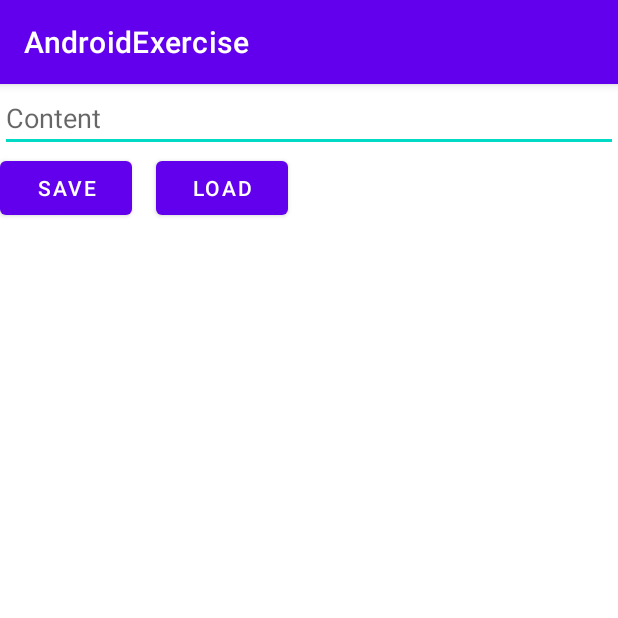
After one commit to cody-kalvin/AndroidExercise, an Android app: the fragment IoFileFragment shown on its own in the app's theme, on a phone screen of 412 x 824 dp, the top half of it. The commit adds this screen. Run offline under Robolectric (Android 15) with nearby library versions, the phone set to English and light mode, and no system bars; our stand-ins replace data binding.

Commit message:
load file from internal storage

```diff
--- /dev/null
+++ b/app/src/main/java/com/cody/androidexercise/ui/iofile/IoFileFragment.kt
@@ -0,0 +1,82 @@
+package com.cody.androidexercise.ui.iofile
+
+import android.os.Bundle
+import androidx.fragment.app.Fragment
+import android.view.*
+import android.widget.Toast
+import androidx.lifecycle.ViewModelProvider
+import com.cody.androidexercise.databinding.FragmentIoFileBinding
+
+class IoFileFragment : Fragment() {
+    private lateinit var binding: FragmentIoFileBinding
+
+    private lateinit var viewModel: IoFileViewModel
+
+    override fun onCreateView(
+        inflater: LayoutInflater, container: ViewGroup?,
+        savedInstanceState: Bundle?
+    ): View {
+        binding = FragmentIoFileBinding.inflate(inflater, container, false)
+        binding.lifecycleOwner = this
+
+        viewModel = ViewModelProvider(requireActivity()).get(IoFileViewModel::class.java)
+        binding.viewModel = viewModel
+
+        viewModel.writeResult.observe(viewLifecycleOwner) {
+            setupWriteResult(it)
+        }
+
+        viewModel.loadResult.observe(viewLifecycleOwner) {
+            setupLoadResult(it)
+        }
+
+        binding.actionSave.setOnClickListener {
+            viewModel.saveFile(requireContext())
+        }
+
+        binding.actionLoad.setOnClickListener {
+            viewModel.loadFile(requireContext())
+        }
+
+        return binding.root
+    }
+
+    private fun setupWriteResult(result: IoFileWriteResult) {
+        when (result) {
+            IoFileWriteResult.Initial -> binding.barLoading.visibility = View.GONE
+
+            IoFileWriteResult.Ongoing -> binding.barLoading.visibility = View.VISIBLE
+
+            IoFileWriteResult.Success -> {
+                binding.barLoading.visibility = View.GONE
+                binding.inputContent.setText("")
+                Toast.makeText(requireContext(), "Saved", Toast.LENGTH_SHORT).show()
+            }
+
+            is IoFileWriteResult.Failure -> {
+                binding.barLoading.visibility = View.GONE
+                binding.inputContent.setText("")
+                Toast.makeText(requireContext(), result.error, Toast.LENGTH_SHORT).show()
+            }
+        }
+    }
+
+    private fun setupLoadResult(result: IoFileLoadResult) {
+        when (result) {
+            IoFileLoadResult.Initial -> binding.barLoading.visibility = View.GONE
+
+            IoFileLoadResult.Ongoing -> binding.barLoading.visibility = View.VISIBLE
+
+            is IoFileLoadResult.Success -> {
+                viewModel.content.value = result.content
+                binding.barLoading.visibility = View.GONE
+                Toast.makeText(requireContext(), "Loaded", Toast.LENGTH_SHORT).show()
+            }
+
+            is IoFileLoadResult.Failure -> {
+                binding.barLoading.visibility = View.GONE
+                Toast.makeText(requireContext(), result.error, Toast.LENGTH_SHORT).show()
+            }
+        }
+    }
+}
--- /dev/null
+++ b/app/src/main/res/layout/fragment_io_file.xml
@@ -0,0 +1,58 @@
+<?xml version="1.0" encoding="utf-8"?>
+<layout xmlns:android="http://schemas.android.com/apk/res/android"
+    xmlns:app="http://schemas.android.com/apk/res-auto"
+    xmlns:tools="http://schemas.android.com/tools"
+    tools:context=".ui.iofile.IoFileFragment">
+
+    <data>
+
+        <variable
+            name="viewModel"
+            type="com.cody.androidexercise.ui.iofile.IoFileViewModel" />
+    </data>
+
+    <androidx.constraintlayout.widget.ConstraintLayout
+        android:layout_width="match_parent"
+        android:layout_height="match_parent">
+
+        <EditText
+            android:id="@+id/input_content"
+            android:layout_width="match_parent"
+            android:layout_height="wrap_content"
+            android:autofillHints="@string/hint_content"
+            android:hint="@string/hint_content"
+            android:imeOptions="actionDone"
+            android:inputType="text"
+            android:text="@={viewModel.content}"
+            app:layout_constraintStart_toStartOf="parent"
+            app:layout_constraintTop_toTopOf="parent" />
+
+        <Button
+            android:id="@+id/action_save"
+            android:layout_width="wrap_content"
+            android:layout_height="wrap_content"
+            android:text="@string/action_save"
+            app:layout_constraintStart_toStartOf="parent"
+            app:layout_constraintTop_toBottomOf="@+id/input_content" />
+
+        <Button
+            android:id="@+id/action_load"
+            android:layout_width="wrap_content"
+            android:layout_height="wrap_content"
+            android:layout_marginStart="@dimen/activity_horizontal_margin"
+            android:layout_marginLeft="@dimen/activity_horizontal_margin"
+            android:text="@string/action_load"
+            app:layout_constraintStart_toEndOf="@+id/action_save"
+            app:layout_constraintTop_toBottomOf="@+id/input_content" />
+
+        <ProgressBar
+            android:id="@+id/bar_loading"
+            android:layout_width="wrap_content"
+            android:layout_height="wrap_content"
+            app:layout_constraintBottom_toBottomOf="parent"
+            app:layout_constraintEnd_toEndOf="parent"
+            app:layout_constraintStart_toStartOf="parent"
+            app:layout_constraintTop_toTopOf="parent" />
+
+    </androidx.constraintlayout.widget.ConstraintLayout>
+</layout>
--- a/app/src/main/res/menu/activity_main_drawer.xml
+++ b/app/src/main/res/menu/activity_main_drawer.xml
@@ -10,5 +10,8 @@
         <item
             android:id="@+id/nav_facebook_login"
             android:title="@string/menu_fb_login" />
+        <item
+            android:id="@+id/nav_io_file"
+            android:title="@string/menu_io_file" />
     </group>
 </menu>
--- a/app/src/main/res/navigation/mobile_navigation.xml
+++ b/app/src/main/res/navigation/mobile_navigation.xml
@@ -14,4 +14,9 @@
         android:name="com.cody.androidexercise.ui.facebook.FacebookLoginFragment"
         android:label="@string/fragment_facebook_login"
         tools:layout="@layout/fragment_facebook_login" />
+    <fragment
+        android:id="@+id/nav_io_file"
+        android:name="com.cody.androidexercise.ui.iofile.IoFileFragment"
+        android:label="@string/fragment_io_file"
+        tools:layout="@layout/fragment_io_file" />
 </navigation>
--- a/app/src/main/res/values/strings.xml
+++ b/app/src/main/res/values/strings.xml
@@ -7,4 +7,9 @@
     <string name="fb_login_protocol_scheme">fb816004972531857</string>
     <string name="menu_fb_login">Facebook Login</string>
     <string name="fragment_facebook_login">Facebook Login</string>
+    <string name="menu_io_file">IO File</string>
+    <string name="fragment_io_file">IO File</string>
+    <string name="hint_content">Content</string>
+    <string name="action_save">Save</string>
+    <string name="action_load">Load</string>
 </resources>
```
Also changed, not shown: app/src/main/AndroidManifest.xml (+18 -0 lines), app/src/main/java/com/cody/androidexercise/ui/iofile/IoFileLoadResult.kt (added, +8 -0 lines), app/src/main/java/com/cody/androidexercise/ui/iofile/IoFileViewModel.kt (added, +59 -0 lines), app/src/main/java/com/cody/androidexercise/ui/iofile/IoFileWriteResult.kt (added, +8 -0 lines), app/src/main/res/xml/file_paths.xml (added, +18 -0 lines).
